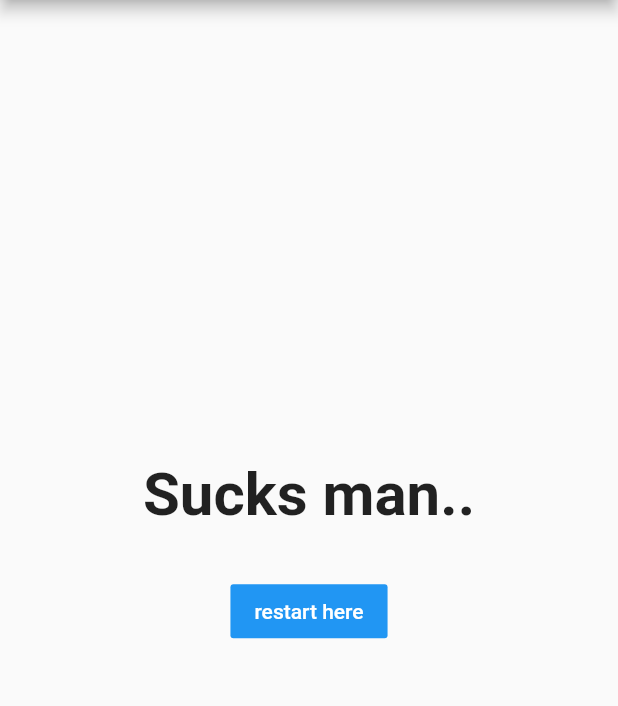
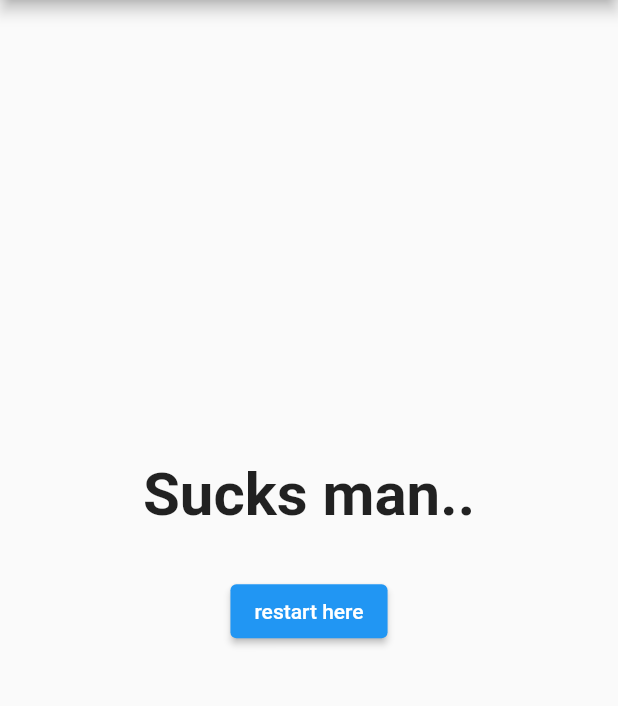
Before and after one commit to WinstonBrandon/QuizApp, a Flutter app: the screen it shows after launch, after a tap on "Hello", after a tap on "Jenny", after a tap on "Blissblaker", on a phone screen of 412 x 824 dp, the part 84-790 px from its top. Run offline on Flutter 3.47's test engine with Material 2 defaults, Android fonts, the phone set to English and light mode, and no system bars.

Commit message:
Completed Assignment! (key widget constructors fix not solved)

```diff
--- a/lib/answer.dart
+++ b/lib/answer.dart
@@ -4,17 +4,19 @@ class Answer extends StatelessWidget {
   final VoidCallback selectHandler;
   final String answerText;
 
-  Answer(this.selectHandler, this.answerText);
-
+  const Answer(
+    this.selectHandler,
+    this.answerText,
+  );
+  @override
   Widget build(BuildContext context) {
     return Container(
       width: double.infinity,
-      margin: EdgeInsets.all(10),
-      child: RaisedButton(
-          color: Colors.amber,
-          textColor: Colors.white,
-          child: Text(answerText),
-          onPressed: selectHandler),
+      margin: const EdgeInsets.all(10),
+      child: ElevatedButton(
+        child: Text(answerText),
+        onPressed: selectHandler,
+      ),
     );
   }
 }
--- a/lib/quiz.dart
+++ b/lib/quiz.dart
@@ -1,4 +1,5 @@
 import 'package:flutter/material.dart';
+
 import './question.dart';
 import './answer.dart';
 
@@ -7,20 +8,28 @@ class Quiz extends StatelessWidget {
   final int questionIndex;
   final Function answerQuestion;
 
-  Quiz(
+  const Quiz(
       {required this.questions,
       required this.questionIndex,
       required this.answerQuestion});
-
+  @override
   Widget build(BuildContext context) {
     return Column(
       children: [
-        Question(questions[questionIndex]['questionText'] as String),
+        Question(
+          questions[questionIndex]['questionText'] as String,
+        ),
         ...(questions[questionIndex]['answer'] as List<Map<String, Object>>)
-            .map((answer) {
-          return Answer(
-              () => answerQuestion(answer['score']), answer['text'] as String);
-        }).toList()
+            .map(
+          (answer) {
+            return Answer(
+              () => answerQuestion(
+                answer['score'],
+              ),
+              answer['text'] as String,
+            );
+          },
+        ).toList()
       ],
     );
   }
--- a/lib/result.dart
+++ b/lib/result.dart
@@ -3,7 +3,10 @@ import 'package:flutter/material.dart';
 class Result extends StatelessWidget {
   final int scoreResult;
   final VoidCallback resetQuizie;
-  Result(this.scoreResult, this.resetQuizie);
+  const Result(
+    this.scoreResult,
+    this.resetQuizie,
+  );
 
   String get resultPhrase {
     String resultText;
@@ -30,20 +33,22 @@ class Result extends StatelessWidget {
         children: [
           Text(
             resultPhrase,
-          style: TextStyle(fontSize: 40, fontWeight: FontWeight.bold),
+            style: const TextStyle(
+              fontSize: 40,
+              fontWeight: FontWeight.bold,
+            ),
           ),
           Container(
-          margin: EdgeInsets.all(30),
-          child: FlatButton(
-            child: Text(
+            margin: const EdgeInsets.all(30),
+            child: ElevatedButton(
+              onPressed: resetQuizie,
+              child: const Text(
                 'restart here',
               ),
-            color: Colors.blue,
-            textColor: Colors.white,
-            onPressed: resetQuizie,
             ),
           )
         ],
-    ));
+      ),
+    );
   }
 }
```
Lines whose indentation alone changed are shown as unchanged.
